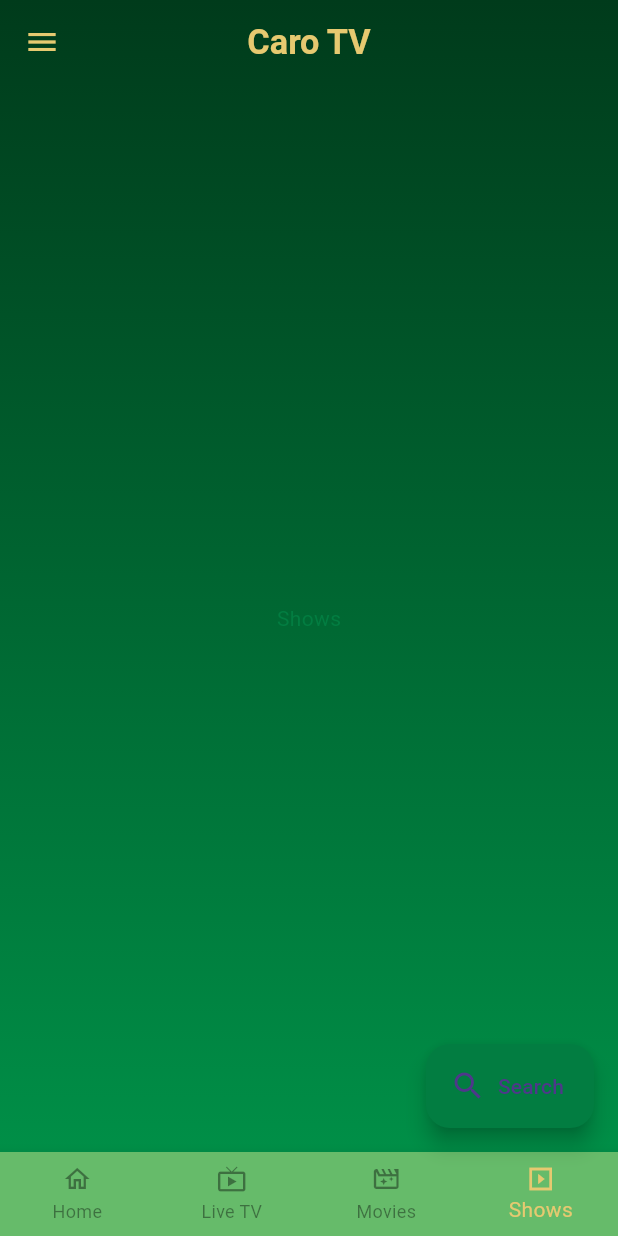
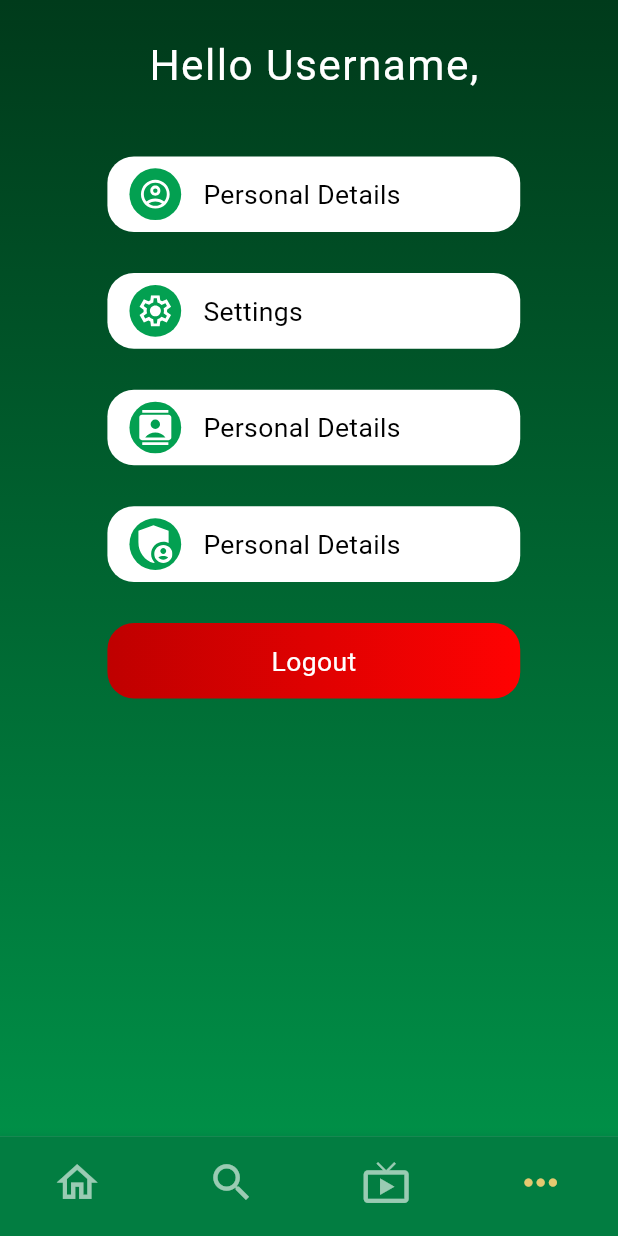
Before and after one commit to Minal1411/carotv, a Flutter app: the screen it shows after launch, item 4 of the bottom bar chosen, on a phone screen of 412 x 824 dp. Run offline on Flutter 3.47's test engine with Material 3 defaults, Android fonts, the phone set to English and light mode, and no system bars; our stand-ins replace awesome_snackbar_content, bloc, dartz, dio, equatable, flutter_bloc and 8 more; Roboto replaces fonts that are missing (PoppinsRegular); project files that could hold a hidden picture were left out.

Commit message:
updated login,more screen and added custom snackbar

```diff
--- a/lib/core/presentation/components/base_screen.dart
+++ b/lib/core/presentation/components/base_screen.dart
@@ -17,12 +17,14 @@ class BaseScreen extends StatelessWidget {
     this.drawer,
     this.noBackButton = false,
     this.appBarAction,
+    this.noAppBar = true,
   }) : super(key: key);
 
   final Widget child;
   final String pageTitle;
   final List<Widget>? actions;
   final bool noBackButton;
+  final bool? noAppBar;
   final Widget? bottomSheet;
   final Widget? bottomNavigationBar;
   final Widget? drawer;
@@ -35,10 +37,10 @@ class BaseScreen extends StatelessWidget {
       onTap: () => FocusScope.of(context).unfocus(),
       child: Scaffold(
         resizeToAvoidBottomInset: true,
-        backgroundColor:
-            Colors.transparent, // Make Scaffold's background transparent
+        backgroundColor: Colors.transparent,
+        // Make Scaffold's background transparent
         body: Container(
-          decoration: BoxDecoration(
+          decoration: const BoxDecoration(
             gradient: LinearGradient(
               begin: Alignment.topCenter,
               end: Alignment.bottomCenter,
@@ -50,7 +52,11 @@ class BaseScreen extends StatelessWidget {
           ),
           child: Column(
             children: [
-              AppBar(
+              noAppBar!
+                  ? SizedBox(
+                      height: 15.h,
+                    )
+                  : AppBar(
                       leading: noBackButton
                           ? Builder(
                               builder: (context) => SizedBox(
@@ -84,8 +90,8 @@ class BaseScreen extends StatelessWidget {
                       ),
                       centerTitle: true,
                       actions: actions ?? [],
-                backgroundColor:
-                    Colors.transparent, // Make AppBar's background transparent
+                      backgroundColor: Colors.transparent,
+                      // Make AppBar's background transparent
                       elevation: 0, // Remove AppBar's shadow
                     ),
               Expanded(child: child),
--- a/lib/core/presentation/components/primary_button.dart
+++ b/lib/core/presentation/components/primary_button.dart
@@ -17,7 +17,7 @@ class PrimaryButton extends StatelessWidget {
   Widget build(BuildContext context) {
     return Container(
       width: double.infinity,
-      height: 40.h,
+      height: 48.h,
       decoration: BoxDecoration(
           color: AppColors.primary, borderRadius: BorderRadius.circular(10.r)),
       child: Center(
--- a/lib/core/resources/app_styles.dart
+++ b/lib/core/resources/app_styles.dart
@@ -161,7 +161,21 @@ abstract class AppTextStyle {
     letterSpacing: 1.w,
     height: 1.2,
   );
+  static TextStyle regularText50 = TextStyle(
+    fontFamily: 'PoppinsRegular',
+    fontWeight: FontWeight.w400,
+    fontSize: 50.sp,
+    letterSpacing: 1.w,
+    height: 1.2,
+  );
 
+  static TextStyle regularText32 = TextStyle(
+    fontFamily: 'PoppinsRegular',
+    fontWeight: FontWeight.w400,
+    fontSize: 32.sp,
+    letterSpacing: 1.w,
+    height: 1.2,
+  );
   static TextStyle regularText24 = TextStyle(
     fontFamily: 'PoppinsRegular',
     fontWeight: FontWeight.w400,
--- a/lib/feature/auth/presentation/views/register_screen.dart
+++ b/lib/feature/auth/presentation/views/register_screen.dart
@@ -20,6 +20,5 @@ class RegisterScreen extends StatelessWidget {
         ),
       ),
     );
-    ;
   }
 }
--- a/lib/feature/dashboard/presentation/components/bottom_nav_bar.dart
+++ b/lib/feature/dashboard/presentation/components/bottom_nav_bar.dart
@@ -1,5 +1,6 @@
 import 'package:carotv/core/resources/app_colors.dart';
 import 'package:flutter/material.dart';
+import 'package:flutter_screenutil/flutter_screenutil.dart';
 
 class BottomNavBar extends StatelessWidget {
   final int selectedIndex;
@@ -10,27 +11,29 @@ class BottomNavBar extends StatelessWidget {
   @override
   Widget build(BuildContext context) {
     return BottomNavigationBar(
-      backgroundColor: AppColors.secondary,
-      unselectedItemColor: Colors.black.withOpacity(0.4),
+      backgroundColor: AppColors.primary,
+      unselectedItemColor: Colors.white.withOpacity(0.6),
       selectedItemColor: AppColors.classicYellow,
       currentIndex: selectedIndex,
+      showSelectedLabels: false,
+      showUnselectedLabels: false,
       onTap: onItemTapped,
-      items: const [
+      items: [
         BottomNavigationBarItem(
           label: 'Home',
-          icon: Icon(Icons.home_outlined, size: 20),
+          icon: Icon(Icons.home_outlined, size: 34.w),
+        ),
+        BottomNavigationBarItem(
+          label: 'Search',
+          icon: Icon(Icons.search, size: 34.w),
         ),
         BottomNavigationBarItem(
           label: 'Live TV',
-          icon: Icon(Icons.live_tv, size: 20),
+          icon: Icon(Icons.live_tv, size: 34.w),
         ),
         BottomNavigationBarItem(
-          label: 'Movies',
-          icon: Icon(Icons.movie_filter_outlined, size: 20),
-        ),
-        BottomNavigationBarItem(
-          label: 'Shows',
-          icon: Icon(Icons.slideshow_sharp, size: 20),
+          label: 'More',
+          icon: Icon(Icons.more_horiz_sharp, size: 34.w),
         ),
       ],
     );
--- a/lib/feature/dashboard/presentation/views/dashboard_screen.dart
+++ b/lib/feature/dashboard/presentation/views/dashboard_screen.dart
@@ -1,12 +1,9 @@
 import 'package:carotv/core/presentation/components/base_screen.dart';
-import 'package:carotv/core/presentation/components/drawer_item.dart';
-import 'package:carotv/core/resources/app_colors.dart';
-import 'package:carotv/core/resources/app_routes.dart';
 import 'package:carotv/feature/dashboard/presentation/components/bottom_nav_bar.dart';
-import 'package:carotv/feature/dashboard/presentation/components/search_button.dart';
+import 'package:carotv/feature/more/views/more_screen.dart';
+import 'package:carotv/feature/auth/presentation/views/login_screen.dart';
+
 import 'package:flutter/material.dart';
-import 'package:flutter_screenutil/flutter_screenutil.dart';
-import 'package:go_router/go_router.dart';
 
 class DashBoardScreen extends StatefulWidget {
   const DashBoardScreen({Key? key}) : super(key: key);
@@ -17,13 +14,12 @@ class DashBoardScreen extends StatefulWidget {
 
 class _DashBoardScreenState extends State<DashBoardScreen> {
   int _selectedIndex = 0;
-  int _selectedIndexDrawer = 0;
 
   static const List<Widget> _widgetOptions = [
-    Text('Home', style: TextStyle(color: AppColors.primary)),
-    Text('Live TV', style: TextStyle(color: AppColors.primary)),
-    Text('Movies', style: TextStyle(color: AppColors.primary)),
-    Text('Shows', style: TextStyle(color: AppColors.primary)),
+    Text('Home', style: TextStyle(color: Colors.white)),
+    Text('Search', style: TextStyle(color: Colors.white)),
+    LoginScreen(),
+    MoreScreen()
   ];
 
   void _onItemTappedBottomNavBar(int index) {
@@ -40,58 +36,53 @@ class _DashBoardScreenState extends State<DashBoardScreen> {
   //     }
   //   });
   // }
-  void _onItemTappedDrawer(int index) {
-    setState(() {
-      _selectedIndexDrawer = index;
-    });
-  }
 
   @override
   Widget build(BuildContext context) {
     return BaseScreen(
       pageTitle: 'Caro TV',
       noBackButton: true,
-      drawer: Drawer(
-        backgroundColor: AppColors.primaryBackground,
-        width: MediaQuery.of(context).size.width * 0.75,
-        shape: RoundedRectangleBorder(
-          borderRadius: BorderRadius.only(
-            topRight: Radius.circular(20.r),
-            bottomRight: Radius.circular(20.r),
-          ),
-        ),
-        child: ListView(
-          children: [
-            DrawerItem(
-              title: 'Login',
-              onTap: () {
-                context.goNamed(AppRoutes.loginScreen);
-              },
-              icon: Icons.login,
-            ),
-            DrawerItem(
-              title: 'Register',
-              onTap: () {
-                context.goNamed(AppRoutes.registerScreen);
-              },
-              icon: Icons.person,
-            ),
-            DrawerItem(
-              title: 'Verify KYC',
-              onTap: () {},
-              icon: Icons.verified_outlined,
-            ),
-            DrawerItem(
-              title: 'Logout',
-              onTap: () {},
-              icon: Icons.logout,
-            ),
-          ],
-        ),
-      ),
+      // drawer: Drawer(
+      //   backgroundColor: AppColors.primaryBackground,
+      //   width: MediaQuery.of(context).size.width * 0.75,
+      //   shape: RoundedRectangleBorder(
+      //     borderRadius: BorderRadius.only(
+      //       topRight: Radius.circular(20.r),
+      //       bottomRight: Radius.circular(20.r),
+      //     ),
+      //   ),
+      //   child: ListView(
+      //     children: [
+      //       DrawerItem(
+      //         title: 'Login',
+      //         onTap: () {
+      //           context.goNamed(AppRoutes.loginScreen);
+      //         },
+      //         icon: Icons.login,
+      //       ),
+      //       DrawerItem(
+      //         title: 'Register',
+      //         onTap: () {
+      //           context.goNamed(AppRoutes.registerScreen);
+      //         },
+      //         icon: Icons.person,
+      //       ),
+      //       DrawerItem(
+      //         title: 'Verify KYC',
+      //         onTap: () {},
+      //         icon: Icons.verified_outlined,
+      //       ),
+      //       DrawerItem(
+      //         title: 'Logout',
+      //         onTap: () {},
+      //         icon: Icons.logout,
+      //       ),
+      //     ],
+      //   ),
+      // ),
       bottomNavigationBar:
           BottomNavBar(_selectedIndex, _onItemTappedBottomNavBar),
-      floatingActionButton: const SearchButton(),
+      // floatingActionButton: const SearchButton(),
       child: Center(
         child: _widgetOptions.elementAt(_selectedIndex),
       ),
--- /dev/null
+++ b/lib/feature/more/views/more_screen.dart
@@ -0,0 +1,121 @@
+import 'package:carotv/core/presentation/components/base_screen.dart';
+import 'package:carotv/core/resources/app_styles.dart';
+import 'package:carotv/core/resources/extensions/padding_extensions.dart';
+import 'package:flutter/material.dart';
+import 'package:flutter_screenutil/flutter_screenutil.dart';
+import 'package:flutter_svg/flutter_svg.dart';
+
+class MoreScreen extends StatelessWidget {
+  const MoreScreen({super.key});
+
+  @override
+  Widget build(BuildContext context) {
+    return BaseScreen(
+        pageTitle: 'More',
+        child: SingleChildScrollView(
+          child: Column(
+            crossAxisAlignment: CrossAxisAlignment.start,
+            children: [
+              Center(
+                child: Text(
+                  'Hello Username,',
+                  style:
+                      AppTextStyle.regularText32.copyWith(color: Colors.white),
+                ).pB(56.h),
+              ),
+              MoreContainer(
+                iconPath: 'assets/svg/account_icon.svg',
+                title: 'Personal Details',
+                onTap: () {},
+              ),
+              MoreContainer(
+                iconPath: 'assets/svg/settings_icon.svg',
+                title: 'Settings',
+                onTap: () {},
+              ),
+              MoreContainer(
+                iconPath: 'assets/svg/contacts_icon.svg',
+                title: 'Personal Details',
+                onTap: () {},
+              ),
+              MoreContainer(
+                iconPath: 'assets/svg/privacy_icon.svg',
+                title: 'Personal Details',
+                onTap: () {},
+              ),
+              GestureDetector(
+                onTap: () {},
+                child: Container(
+                    height: 57.h,
+                    decoration: BoxDecoration(
+                      borderRadius: BorderRadius.circular(20.r),
+                      gradient: const LinearGradient(
+                        begin: Alignment.centerLeft,
+                        end: Alignment.centerRight,
+                        colors: [
+                          Color(0xFFBF0000),
+                          Color(0xFFFF0202),
+                        ],
+                      ),
+                    ),
+                    child: Center(
+                      child: Text(
+                        'Logout',
+                        style: AppTextStyle.regularText20
+                            .copyWith(color: Colors.white),
+                      ),
+                    )).pB(35.h),
+              )
+            ],
+          ).pL(78.w).pR(71.w),
+        ));
+  }
+}
+
+class MoreContainer extends StatelessWidget {
+  const MoreContainer(
+      {super.key,
+      required this.iconPath,
+      required this.title,
+      required this.onTap});
+
+  final String iconPath;
+  final String title;
+  final void Function() onTap;
+
+  @override
+  Widget build(BuildContext context) {
+    return GestureDetector(
+      onTap: onTap,
+      child: Container(
+        height: 57.h,
+        decoration: BoxDecoration(
+          borderRadius: BorderRadius.circular(20.r),
+          color: Colors.white,
+        ),
+        child: Row(
+          children: [
+            Container(
+              width: 36.w,
+              height: 36.w,
+              decoration: const BoxDecoration(
+                shape: BoxShape.circle,
+                color: Color(0xFF03A051),
+              ),
+              child: Center(
+                child: SvgPicture.asset(
+                  iconPath,
+                  width: 24.w,
+                ),
+              ),
+            ).pX(16.w),
+            Text(
+              title,
+              style: AppTextStyle.regularText20.copyWith(color: Colors.black),
+            ),
+          ],
+        ),
+      ).pB(35.h),
+    );
+  }
+}
--- a/lib/main.dart
+++ b/lib/main.dart
@@ -17,7 +17,7 @@ class MyApp extends StatelessWidget {
   Widget build(BuildContext context) {
     ScreenUtil.init(
       context,
-      designSize: const Size(360, 690),
+      designSize: const Size(430, 932),
       minTextAdapt: true,
       splitScreenMode: true,
     );
--- a/pubspec.yaml
+++ b/pubspec.yaml
@@ -34,6 +34,7 @@ dependencies:
   flutter_screenutil: ^5.9.0
   flutter_form_builder: ^9.2.0
   form_builder_validators: ^9.1.0
+  awesome_snackbar_content: ^0.1.3
 
 
 
```
Also changed, not shown: lib/core/presentation/components/caro_tv_text_field.dart (deleted, +0 -101 lines), lib/core/presentation/components/carotvSnackbar.dart (added, +20 -0 lines), lib/core/presentation/components/carotv_text_field.dart (added, +103 -0 lines), lib/core/presentation/components/text_field_column.dart (deleted, +0 -94 lines), lib/feature/auth/presentation/views/login_screen.dart (+49 -25 lines), assets/icons/caro_tv_icon.png, assets/svg/account_icon.svg (added), assets/svg/app_logo.svg (added), assets/svg/contacts_icon.svg (added), assets/svg/privacy_icon.svg (added), assets/svg/settings_icon.svg (added), pubspec.lock. Lines whose indentation alone changed are shown as unchanged.
